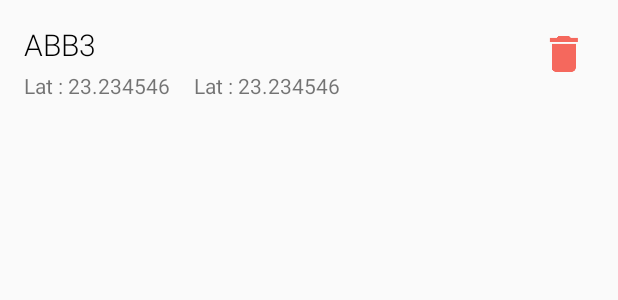
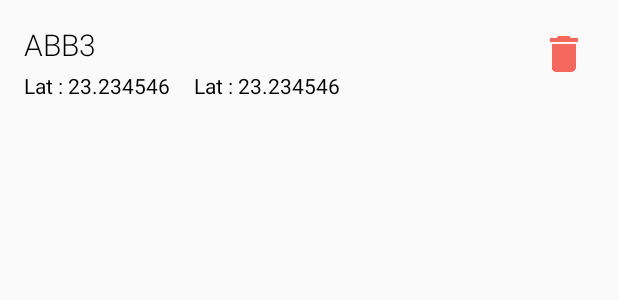
Before and after one commit to gurleensethi/location-reader, an Android app: the layout item_stored_locations.xml on its own in the app's theme, with its tools: preview values and no code run, on a phone screen of 412 x 824 dp. Shown: the top 300 px of the screen. Run offline under Robolectric (Android 15) with nearby library versions, the phone set to English and light mode, and no system bars.

Commit message:
#Fix : Text not showing in recycler view

```diff
--- a/app/src/main/java/app/com/thetechnocafe/locationreader/Adapters/StoredLocationsAdapter.java
+++ b/app/src/main/java/app/com/thetechnocafe/locationreader/Adapters/StoredLocationsAdapter.java
@@ -57,8 +57,8 @@ public class StoredLocationsAdapter extends RecyclerView.Adapter<StoredLocations
         public void bindData(int position) {
             LocationModel model = mList.get(position);
             mLocationNameTextView.setText(model.getLocationName());
-            mLatitudeTextView.setText(String.valueOf(model.getLatitude()));
-            mLongitudeTextView.setText(String.valueOf(model.getLongitude()));
+            mLatitudeTextView.setText(mContext.getString(R.string.lat_format, String.valueOf(model.getLatitude())));
+            mLongitudeTextView.setText(mContext.getString(R.string.long_format, String.valueOf(model.getLongitude())));
         }
     }
 
--- a/app/src/main/java/app/com/thetechnocafe/locationreader/MainLocationReader/LocationModel.java
+++ b/app/src/main/java/app/com/thetechnocafe/locationreader/MainLocationReader/LocationModel.java
@@ -2,6 +2,7 @@ package app.com.thetechnocafe.locationreader.MainLocationReader;
 
 import io.realm.RealmObject;
 import io.realm.annotations.PrimaryKey;
+import io.realm.annotations.Required;
 
 /**
  * Created by gurleensethi on 10/11/16.
@@ -10,7 +11,9 @@ import io.realm.annotations.PrimaryKey;
 public class LocationModel extends RealmObject {
     @PrimaryKey
     private String mLocationName;
+    @Required
     private Double mLatitude;
+    @Required
     private Double mLongitude;
 
     public Double getLatitude() {
--- a/app/src/main/res/layout/item_stored_locations.xml
+++ b/app/src/main/res/layout/item_stored_locations.xml
@@ -19,7 +19,8 @@
         android:layout_height="wrap_content"
         android:layout_below="@id/stored_location_name_text_view"
         android:layout_marginTop="4dp"
-        android:text="Lat : 23.234546"/>
+        android:text="Lat : 23.234546"
+        android:textColor="@android:color/black"/>
 
     <TextView
         android:id="@+id/stored_location_longitude_text_view"
@@ -29,7 +30,8 @@
         android:layout_marginLeft="16dp"
         android:layout_marginTop="4dp"
         android:layout_toRightOf="@id/stored_location_latitude_text_view"
-        android:text="Lat : 23.234546"/>
+        android:text="Lat : 23.234546"
+        android:textColor="@android:color/black"/>
 
     <ImageButton
         android:id="@+id/stored_location_delete_image_button"
--- a/app/src/main/res/values/strings.xml
+++ b/app/src/main/res/values/strings.xml
@@ -9,4 +9,6 @@
     <string name="location_added_success">Location stored successfully</string>
     <string name="location_added_unsuccess">Location has already been added</string>
     <string name="name_required">Location name is required</string>
+    <string name="lat_format">Lat : %1$s</string>
+    <string name="long_format">Long : %1$s</string>
 </resources>
```
Also changed, not shown: app/src/main/java/app/com/thetechnocafe/locationreader/Common/RealmDatabase.java (+10 -0 lines).
